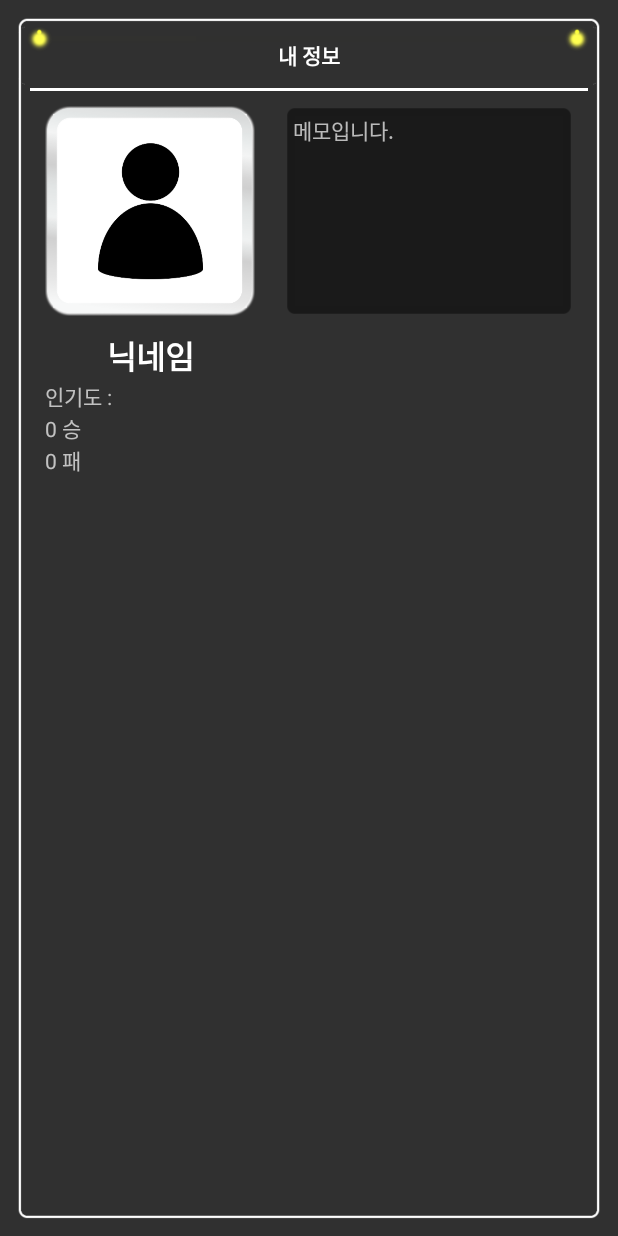
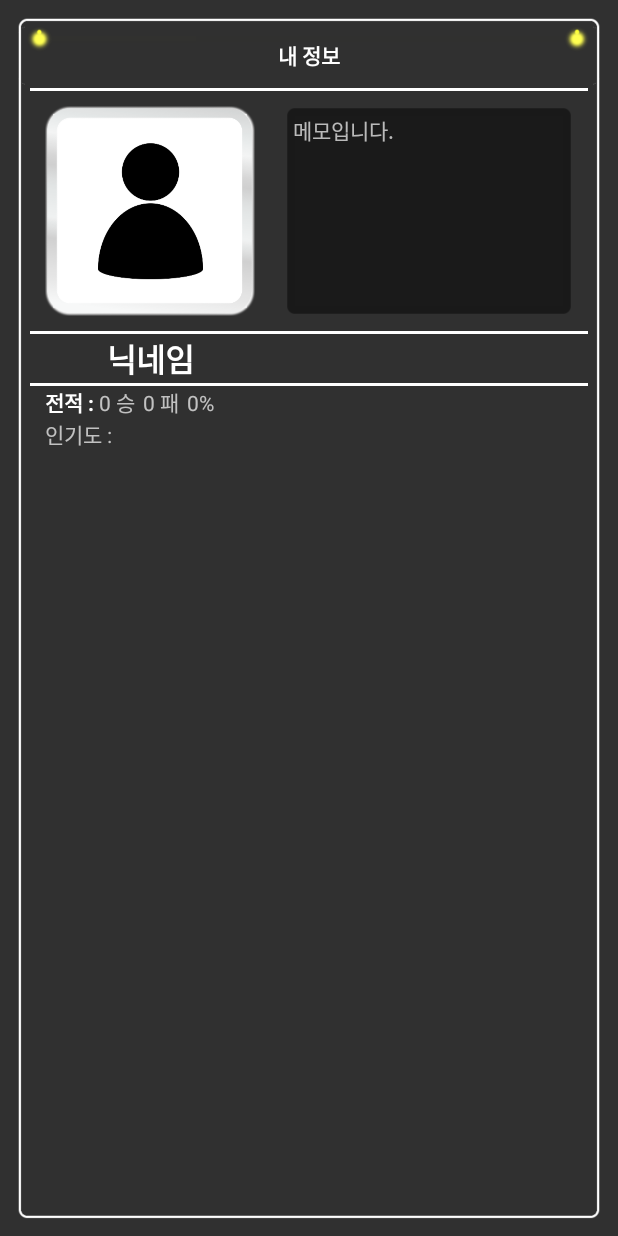
Before and after one commit to panseok/OlaChat, an Android app: the fragment FragmentLobbyProfile shown on its own in the app's theme, on a phone screen of 412 x 824 dp. Run offline under Robolectric (Android 15) with nearby library versions, the phone set to English and light mode, and no system bars.

Commit message:
프로필 디자인 변경 및 승률 표시

```diff
--- a/app/src/main/java/com/olacompany/olachat/lobby/LobbyActivity.java
+++ b/app/src/main/java/com/olacompany/olachat/lobby/LobbyActivity.java
@@ -519,12 +519,9 @@ public class LobbyActivity extends AppCompatActivity {
                     @Override
                     public void onClick(View view) {
                         alertDialog.dismiss();
-                      //  activity.moveTaskToBack(true);
                         activity.finish();
                         LoadingActivity.setConnected(false);
                         NettyClient.getSession().disconnect();
-
-                      //  activity.finishAffinity();
                         android.os.Process.killProcess(android.os.Process.myPid());
                     }
                 });
--- a/app/src/main/java/com/olacompany/olachat/lobby/LobbyPagerAdapter.java
+++ b/app/src/main/java/com/olacompany/olachat/lobby/LobbyPagerAdapter.java
@@ -46,7 +46,7 @@ public class LobbyPagerAdapter extends PagerAdapter {
     //프로필
     public ImageButton lobby_profile_bar_imageBtn;
     public FrameLayout lobby__profile_image;
-    public TextView lobby_userName, lobby_userPopularity, lobby_userWin, lobby_userLose, lobby_userMemo;
+    public TextView lobby_userName, lobby_userPopularity, lobby_userWin, lobby_userLose, lobby_userMemo, lobby_userRecordPercent;
 
     public static LobbyPagerAdapter lobbyPagerAdapter;
 
@@ -88,12 +88,14 @@ public class LobbyPagerAdapter extends PagerAdapter {
                     lobby_userPopularity = (TextView) view.findViewById(R.id.lobby_userPopularity);
                     lobby_userWin = (TextView) view.findViewById(R.id.lobby_userWin);
                     lobby_userLose = (TextView) view.findViewById(R.id.lobby_userLose);
+                    lobby_userRecordPercent = (TextView) view.findViewById(R.id.lobby_userRecordPercent);
                     lobby_userMemo = (TextView) view.findViewById(R.id.lobby_userMemo);
 
 
                     lobby_userPopularity.setTextColor(Color.YELLOW);
                     lobby_userWin.setTextColor(Color.WHITE);
                     lobby_userLose.setTextColor(Color.WHITE);
+                    lobby_userRecordPercent.setTextColor(Color.WHITE);
 
                     lobby_profile_bar_imageBtn.setBackgroundResource(R.drawable.profile_bar_default_image);
                     lobby__profile_image.setBackgroundResource(DevTools.getProfileImageId(NettyClient.getUserProfileImageCode()));
@@ -101,6 +103,10 @@ public class LobbyPagerAdapter extends PagerAdapter {
                     lobby_userPopularity.setText("인기도 : "+NettyClient.getUserPopularity());
                     lobby_userWin.setText(NettyClient.getUserWin()+" 승");
                     lobby_userLose.setText(NettyClient.getUserLose()+" 패");
+
+                    int count = NettyClient.getUserWin() + NettyClient.getUserLose();
+                    double win_percent = ((double) NettyClient.getUserWin() / count) * 100.0;
+                    lobby_userRecordPercent.setText("("+String.format("%.2f",win_percent)+"%)");
                     lobby_userMemo.setText(NettyClient.getUserMemo());
 
                     lobby_profile_bar_imageBtn.setOnClickListener(new View.OnClickListener() {
--- a/app/src/main/res/layout/fragment_lobby_profile.xml
+++ b/app/src/main/res/layout/fragment_lobby_profile.xml
@@ -84,6 +84,12 @@
                 android:layout_width="fill_parent"
                 android:layout_height="10dp"
                 />
+            <View
+                android:layout_marginLeft="10dp"
+                android:layout_marginRight="10dp"
+                android:layout_width="match_parent"
+                android:layout_height="2dp"
+                android:background="@drawable/background_bar_image"/>
             <LinearLayout
                 android:layout_width="match_parent"
                 android:layout_height="wrap_content"
@@ -107,6 +113,79 @@
                         android:textStyle="bold"
                         android:textColor="@color/white"
                         />
+                </LinearLayout>
+                <View
+                    android:layout_width="20dp"
+                    android:layout_height="fill_parent"
+                    />
+                <LinearLayout
+                    android:layout_width="match_parent"
+                    android:layout_height="wrap_content"
+                    android:layout_gravity="center"
+                    android:orientation="vertical">
+                </LinearLayout>
+            </LinearLayout>
+            <View
+                android:layout_marginLeft="10dp"
+                android:layout_marginRight="10dp"
+                android:layout_width="match_parent"
+                android:layout_height="2dp"
+                android:background="@drawable/background_bar_image"/>
+            <LinearLayout
+                android:layout_width="match_parent"
+                android:layout_height="wrap_content"
+                android:orientation="horizontal">
+                <View
+                    android:layout_width="20dp"
+                    android:layout_height="fill_parent"
+                    />
+                <LinearLayout
+                    android:layout_width="match_parent"
+                    android:layout_height="wrap_content"
+                    android:orientation="vertical">
+                    <LinearLayout
+                        android:layout_gravity="left|center"
+                        android:layout_width="wrap_content"
+                        android:layout_height="wrap_content"
+                        android:orientation="horizontal">
+                        <TextView
+                            android:layout_width="fill_parent"
+                            android:layout_height="wrap_content"
+                            android:textSize="14sp"
+                            android:textColor="@color/white"
+                            android:textStyle="bold"
+                            android:text="전적 : "
+                            />
+                        <TextView
+                            android:id="@+id/lobby_userWin"
+                            android:layout_width="fill_parent"
+                            android:layout_height="wrap_content"
+                            android:textSize="14sp"
+                            android:text="0 승"
+                            />
+                        <View
+                            android:layout_width="5dp"
+                            android:layout_height="fill_parent"
+                            />
+                        <TextView
+                            android:id="@+id/lobby_userLose"
+                            android:layout_width="fill_parent"
+                            android:layout_height="wrap_content"
+                            android:textSize="14sp"
+                            android:text="0 패"
+                            />
+                        <View
+                            android:layout_width="5dp"
+                            android:layout_height="fill_parent"
+                            />
+                        <TextView
+                            android:id="@+id/lobby_userRecordPercent"
+                            android:layout_width="fill_parent"
+                            android:layout_height="wrap_content"
+                            android:textSize="14sp"
+                            android:text="0%"
+                            />
+                    </LinearLayout>
                     <TextView
                         android:id="@+id/lobby_userPopularity"
                         android:layout_width="match_parent"
@@ -114,29 +193,7 @@
                         android:textSize="14sp"
                         android:text="인기도 :"
                         />
-                    <TextView
-                        android:id="@+id/lobby_userWin"
-                        android:layout_width="match_parent"
-                        android:layout_height="wrap_content"
-                        android:textSize="14sp"
-                        android:text="0 승"
-                        />
-                    <TextView
-                        android:id="@+id/lobby_userLose"
-                        android:layout_width="match_parent"
-                        android:layout_height="wrap_content"
-                        android:textSize="14sp"
-                        android:text="0 패"
-                        />
                 </LinearLayout>
-                <View
-                    android:layout_width="20dp"
-                    android:layout_height="fill_parent"
-                    />
-                <View
-                    android:layout_width="0dp"
-                    android:layout_height="1dp"
-                    android:layout_weight="1"/>
             </LinearLayout>
         </LinearLayout>
     </LinearLayout>
```
